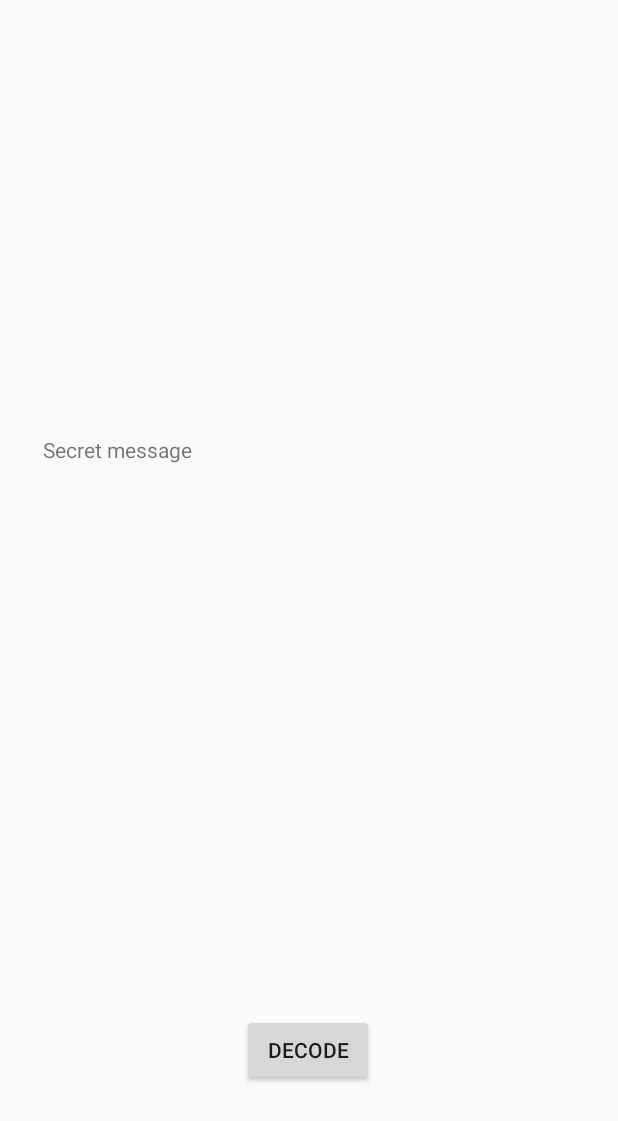
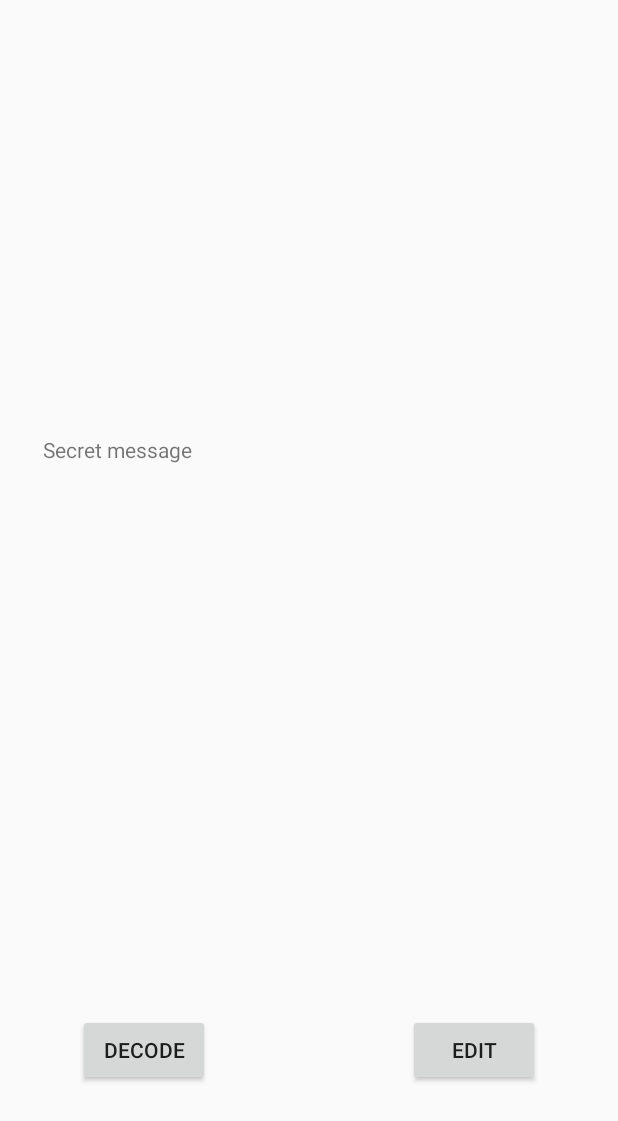
Before and after one commit to FranMartiarena/Stegdroid, an Android app: the image_selection4 screen opened directly, with no data from a screen before it, on a phone screen of 412 x 824 dp. Shown: the top 1121 px of the screen. Run offline under Robolectric (Android 15) with nearby library versions, the phone set to English and light mode, and no system bars; 1 statement that could not run was skipped.

```diff
--- a/Steghide/app/src/main/res/layout/activity_image_selection4.xml
+++ b/Steghide/app/src/main/res/layout/activity_image_selection4.xml
@@ -25,15 +25,18 @@
         android:id="@+id/done_button_id2"
         android:layout_width="wrap_content"
         android:layout_height="wrap_content"
+        android:layout_marginStart="52dp"
+        android:layout_marginLeft="52dp"
         android:layout_marginBottom="100dp"
         android:onClick="decode"
         android:text="@string/decode_name"
         app:layout_constraintBottom_toBottomOf="parent"
-        app:layout_constraintEnd_toEndOf="parent"
-        app:layout_constraintHorizontal_bias="0.498"
+        app:layout_constraintEnd_toStartOf="@+id/button3"
+        app:layout_constraintHorizontal_bias="0.0"
         app:layout_constraintStart_toStartOf="parent" />
 
     <TextView
+        android:scrollbars = "vertical"
         android:id="@+id/textView3"
         android:layout_width="355dp"
         android:layout_height="219dp"
@@ -49,4 +52,16 @@
         app:layout_constraintTop_toBottomOf="@+id/imageView3_id"
         app:layout_constraintVertical_bias="0.0" />
 
+    <Button
+        android:id="@+id/button3"
+        android:layout_width="wrap_content"
+        android:layout_height="wrap_content"
+        android:layout_marginEnd="52dp"
+        android:layout_marginRight="52dp"
+        android:layout_marginBottom="100dp"
+        android:onClick="edit"
+        android:text="@string/edit_name"
+        app:layout_constraintBottom_toBottomOf="parent"
+        app:layout_constraintEnd_toEndOf="parent" />
+
 </androidx.constraintlayout.widget.ConstraintLayout>
--- a/Steghide/app/src/main/res/values/strings.xml
+++ b/Steghide/app/src/main/res/values/strings.xml
@@ -1,6 +1,7 @@
 <resources>
     <string name="app_name">Steghide</string>
     <string name="message_hint">Secret message</string>
+    <string name="edit_name">Edit</string>
     <string name="select_name">Select</string>
     <string name="select_image_name">Select Image</string>
     <string name="save_name">Save</string>
```
Also changed, not shown: Steghide/app/src/main/java/com/example/steghide/MainActivity.java (+25 -0 lines), Steghide/app/src/main/java/com/example/steghide/activity_image_selection2.java (+43 -20 lines), Steghide/app/src/main/java/com/example/steghide/image_selection.java (+6 -1 lines), Steghide/app/src/main/java/com/example/steghide/image_selection3.java (+13 -2 lines), Steghide/app/src/main/java/com/example/steghide/image_selection4.java (+63 -9 lines), Steghide/app/src/main/java/com/example/steghide/save_image.java (+49 -46 lines).
